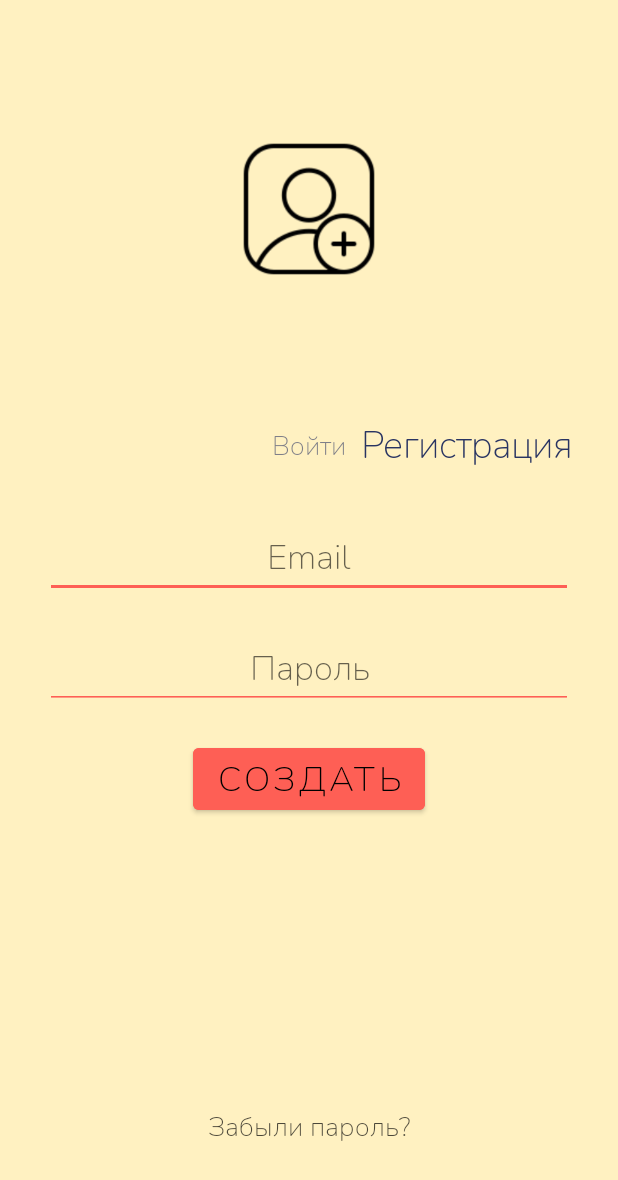
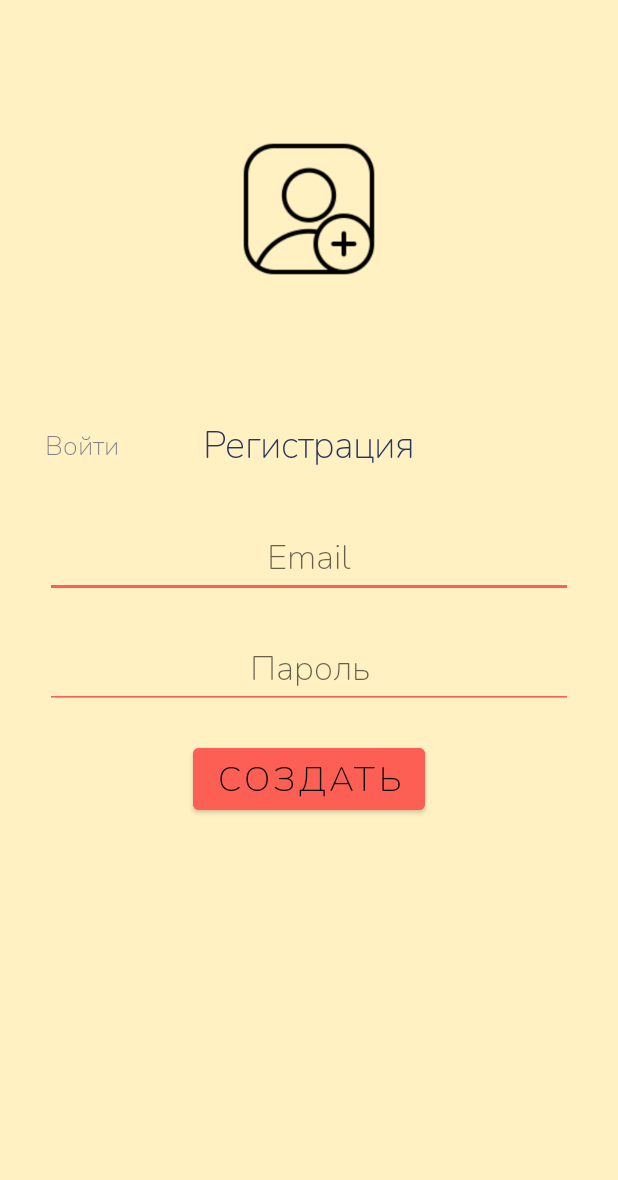
Before and after one commit to mne17let/MoscowCoders, an Android app: the screen it shows after launch (MainActivity), after a tap on "Регистрация", on a phone screen of 412 x 824 dp. Shown: the top 1180 px of the screen. Run offline under Robolectric (Android 15) with nearby library versions, the phone set to English and light mode, and no system bars; our stand-ins replace ButterKnife; 1 other tap on this screen came first.

Commit message:
add animation

```diff
--- a/app/src/main/java/com/moscowcoders/MainActivity.kt
+++ b/app/src/main/java/com/moscowcoders/MainActivity.kt
@@ -31,8 +31,8 @@ class MainActivity: AppCompatActivity() {
     lateinit var log_in_button: TextView
     lateinit var main_log_in_button: Button
     lateinit var add_user: ImageButton
-
-    lateinit var constraintLayout: ConstraintLayout
+    lateinit var constraint_layout: ConstraintLayout
+    lateinit var forgot_password: TextView
 
     override fun onCreate(savedInstanceState: Bundle?) {
         super.onCreate(savedInstanceState)
@@ -40,8 +40,10 @@ class MainActivity: AppCompatActivity() {
 
         reg_button = findViewById<View>(R.id.reg_button) as TextView
         log_in_button = findViewById<View>(R.id.log_in_button) as TextView
+        forgot_password = findViewById<View>(R.id.forgot_password) as TextView
         main_log_in_button = findViewById<View>(R.id.main_log_in_button) as Button
         add_user = findViewById<View>(R.id.add_user) as ImageButton
+        constraint_layout = findViewById<View>(R.id.log_reg_button_box) as ConstraintLayout
     }
 
 
@@ -53,39 +55,48 @@ class MainActivity: AppCompatActivity() {
         startActivity(Intent(this, RecordsActivity::class.java))
     }
 
+
     fun regClick(view: View) {
         reg_button.setTextSize(TypedValue.COMPLEX_UNIT_SP, 25f)
         log_in_button.setTextSize(TypedValue.COMPLEX_UNIT_SP, 18f)
-
         reg_button.setTextColor(getResources().getColor(R.color.main_blue, null))
         log_in_button.setTextColor(getResources().getColor(R.color.main_blue60, null))
-
+        forgot_password.visibility = View.INVISIBLE
         main_log_in_button.setText(R.string.create)
-
         add_user.setImageResource(R.drawable.add_user_128)
 
-//        val set = ConstraintSet()
-//        set.clone(constraintLayout)
-//        changeConstraints(set)
-//        TransitionManager.beginDelayedTransition(constraintLayout)
-//        set.applyTo(constraintLayout)
-
+        val set = ConstraintSet()
+        set.clone(constraint_layout)
+        changeConstraints_reg(set)
+        TransitionManager.beginDelayedTransition(constraint_layout)
+        set.applyTo(constraint_layout)
     }
 
-    private fun changeConstraints(set: ConstraintSet) {
-        set.clear(R.id.log_in_button, ConstraintSet.LEFT)
+    private fun changeConstraints_reg(set: ConstraintSet) {
+        set.clear(R.id.log_in_button, ConstraintSet.END)
+        set.connect(R.id.reg_button, ConstraintSet.START, R.id.log_reg_button_box, ConstraintSet.START);
     }
+
 
     fun logInClick(view: View) {
         reg_button.setTextSize(TypedValue.COMPLEX_UNIT_SP, 18f)
         log_in_button.setTextSize(TypedValue.COMPLEX_UNIT_SP, 25f)
-
         reg_button.setTextColor(getResources().getColor(R.color.main_blue60, null))
         log_in_button.setTextColor(getResources().getColor(R.color.main_blue, null))
+        forgot_password.visibility = View.VISIBLE
+        main_log_in_button.setText(R.string.login)
+        add_user.setImageResource(R.color.transparent100)
 
-        main_log_in_button.setText(R.string.login)
+        val set = ConstraintSet()
+        set.clone(constraint_layout)
+        changeConstraints_log_in(set)
+        TransitionManager.beginDelayedTransition(constraint_layout)
+        set.applyTo(constraint_layout)
+    }
 
-        add_user.setImageResource(R.color.transparent100)
+    private fun changeConstraints_log_in(set: ConstraintSet) {
+        set.clear(R.id.reg_button, ConstraintSet.START)
+        set.connect(R.id.log_in_button, ConstraintSet.END, R.id.log_reg_button_box, ConstraintSet.END);
     }
 
 }
--- a/app/src/main/res/layout/login.xml
+++ b/app/src/main/res/layout/login.xml
@@ -53,6 +53,7 @@
                 android:id="@+id/reg_button"
                 android:layout_width="wrap_content"
                 android:layout_height="wrap_content"
+
                 app:layout_constraintTop_toTopOf="parent"
                 app:layout_constraintEnd_toEndOf="parent"
                 app:layout_constraintBottom_toBottomOf="parent"
```
